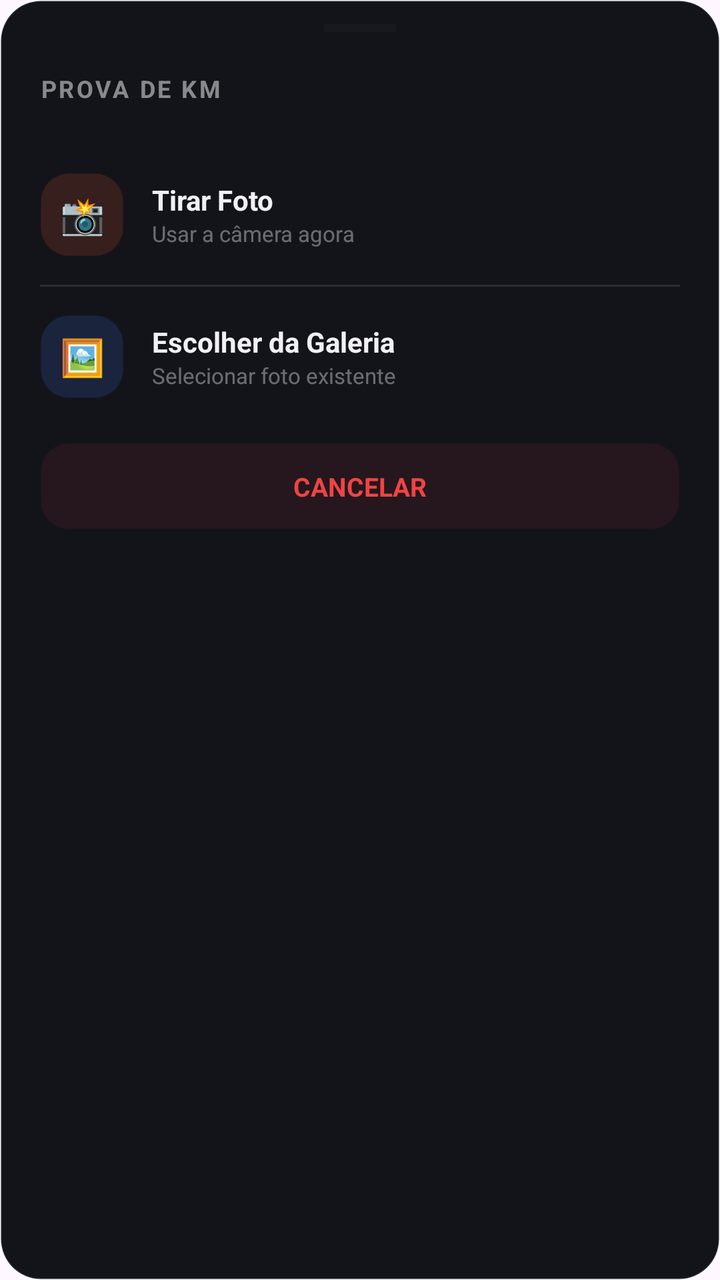
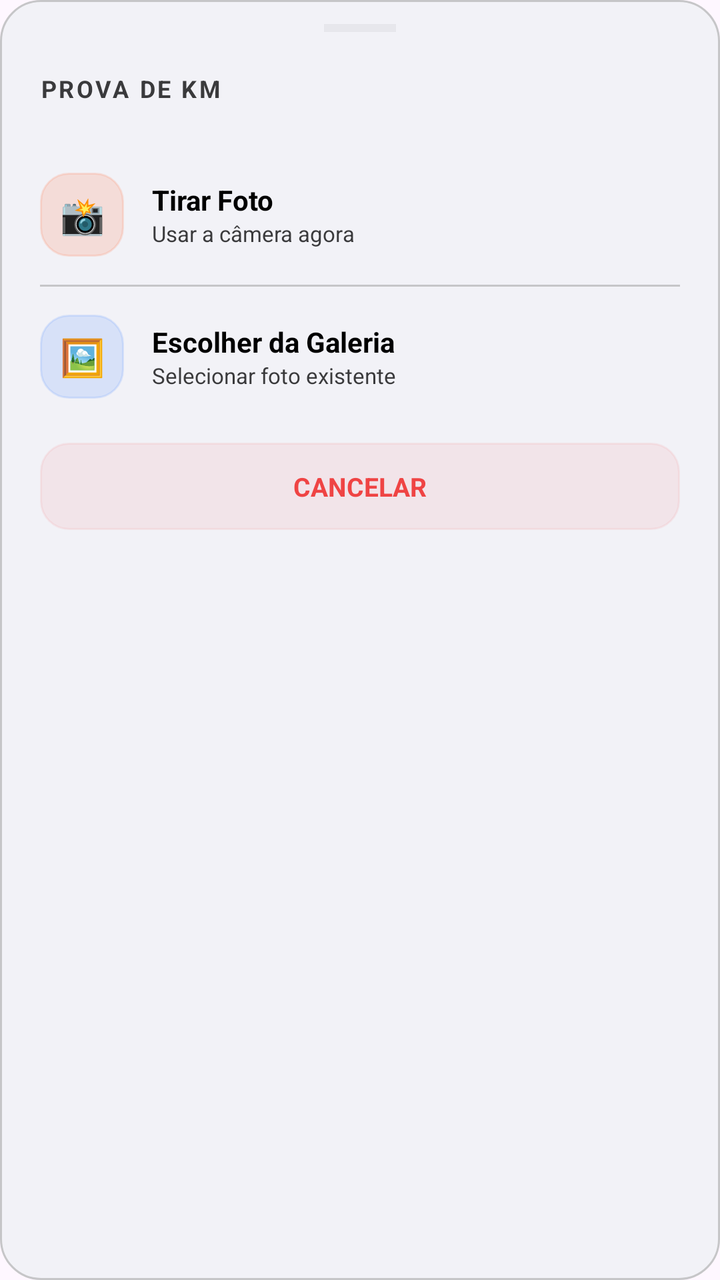

An Android layout rendered at two revisions. The XML below is the earlier revision; the diff shows what the commit changed to produce the second picture.
<!-- AndroidManifest.xml: application theme Theme.ControleKM -->
<!-- res/layout/layout_bottom_sheet_km.xml -->
<?xml version="1.0" encoding="utf-8"?>
<LinearLayout xmlns:android="http://schemas.android.com/apk/res/android"
    android:layout_width="match_parent"
    android:layout_height="wrap_content"
    android:background="@drawable/bg_card_modern"
    android:orientation="vertical"
    android:paddingBottom="24dp">

    
    <View
        android:layout_width="36dp"
        android:layout_height="4dp"
        android:layout_gravity="center_horizontal"
        android:layout_marginTop="12dp"
        android:background="#33FFFFFF"
        android:backgroundTint="@color/text_muted"
        android:alpha="0.3" />

    
    <TextView
        android:layout_width="wrap_content"
        android:layout_height="wrap_content"
        android:padding="20dp"
        android:text="PROVA DE KM"
        android:textColor="#80FFFFFF"
        android:textSize="12sp"
        android:textStyle="bold"
        android:letterSpacing="0.1" />

    
    <LinearLayout
        android:id="@+id/btnBsCamera"
        android:layout_width="match_parent"
        android:layout_height="wrap_content"
        android:background="?attr/selectableItemBackground"
        android:clickable="true"
        android:focusable="true"
        android:gravity="center_vertical"
        android:orientation="horizontal"
        android:paddingHorizontal="20dp"
        android:paddingVertical="14dp">

        <TextView
            android:layout_width="42dp"
            android:layout_height="42dp"
            android:background="@drawable/bg_button_modern"
            android:backgroundTint="#26FF5C2B"
            android:gravity="center"
            android:text="📸"
            android:textSize="18sp" />

        <LinearLayout
            android:layout_width="0dp"
            android:layout_height="wrap_content"
            android:layout_weight="1"
            android:layout_marginStart="14dp"
            android:orientation="vertical">

            <TextView
                android:layout_width="wrap_content"
                android:layout_height="wrap_content"
                android:text="Tirar Foto"
                android:textColor="#F0F0F5"
                android:textSize="14sp"
                android:textStyle="bold" />

            <TextView
                android:layout_width="wrap_content"
                android:layout_height="wrap_content"
                android:text="Usar a câmera agora"
                android:textColor="#66F0F0F5"
                android:textSize="11sp" />
        </LinearLayout>
    </LinearLayout>

    <View
        android:layout_width="match_parent"
        android:layout_height="1dp"
        android:layout_marginHorizontal="20dp"
        android:background="#1AFFFFFF" />

    
    <LinearLayout
        android:id="@+id/btnBsGaleria"
        android:layout_width="match_parent"
        android:layout_height="wrap_content"
        android:background="?attr/selectableItemBackground"
        android:clickable="true"
        android:focusable="true"
        android:gravity="center_vertical"
        android:orientation="horizontal"
        android:paddingHorizontal="20dp"
        android:paddingVertical="14dp">

        <TextView
            android:layout_width="42dp"
            android:layout_height="42dp"
            android:background="@drawable/bg_button_modern"
            android:backgroundTint="#263D7FFF"
            android:gravity="center"
            android:text="🖼️"
            android:textSize="18sp" />

        <LinearLayout
            android:layout_width="0dp"
            android:layout_height="wrap_content"
            android:layout_weight="1"
            android:layout_marginStart="14dp"
            android:orientation="vertical">

            <TextView
                android:layout_width="wrap_content"
                android:layout_height="wrap_content"
                android:text="Escolher da Galeria"
                android:textColor="#F0F0F5"
                android:textSize="14sp"
                android:textStyle="bold" />

            <TextView
                android:layout_width="wrap_content"
                android:layout_height="wrap_content"
                android:text="Selecionar foto existente"
                android:textColor="#66F0F0F5"
                android:textSize="11sp" />
        </LinearLayout>
    </LinearLayout>

    
    <TextView
        android:id="@+id/btnBsCancelar"
        android:layout_width="match_parent"
        android:layout_height="wrap_content"
        android:layout_marginHorizontal="20dp"
        android:layout_marginTop="8dp"
        android:background="@drawable/bg_button_modern"
        android:backgroundTint="#14EF4444"
        android:gravity="center"
        android:padding="13dp"
        android:text="CANCELAR"
        android:textColor="#EF4444"
        android:textSize="13sp"
        android:textStyle="bold" />

</LinearLayout>
<!-- resources referenced by this layout -->
<resources>
  <color name="text_muted">#66F0F0F5</color>
  <!-- drawable bg_button_modern (drawable) -->
  <?xml version="1.0" encoding="utf-8"?>
  <ripple xmlns:android="http://schemas.android.com/apk/res/android"
      android:color="#20FFFFFF">
      <item>
          <shape android:shape="rectangle">
              <solid android:color="@color/surface" />
              <corners android:radius="14dp" />
              <stroke android:width="1dp" android:color="@color/border_color" />
          </shape>
      </item>
  </ripple>
  <!-- drawable bg_card_modern (drawable) -->
  <?xml version="1.0" encoding="utf-8"?>
  <shape xmlns:android="http://schemas.android.com/apk/res/android">
      <solid android:color="@color/surface" />
      <corners android:radius="20dp" />
      <stroke android:width="1dp" android:color="@color/border_color" />
  </shape>
  <style name="Theme.ControleKM" parent="Base.Theme.ControleKM">
          <item name="bottomSheetDialogTheme">@style/CustomBottomSheetDialog</item>
      </style>
  <color name="surface">#13131A</color>
  <color name="border_color">#14FFFFFF</color>
  <style name="Base.Theme.ControleKM" parent="Theme.Material3.DayNight.NoActionBar">
          
          
      </style>
  <style name="CustomBottomSheetDialog" parent="Theme.Design.Light.BottomSheetDialog">
          <item name="bottomSheetStyle">@style/CustomBottomSheetStyle</item>
      </style>
  <style name="CustomBottomSheetStyle" parent="Widget.Design.BottomSheet.Modal">
          <item name="android:background">@android:color/transparent</item>
      </style>
</resources>

<!-- the commit's change to res/layout/layout_bottom_sheet_km.xml (unified diff, before → after) -->
@@ -22,7 +22,7 @@
         android:layout_height="wrap_content"
         android:padding="20dp"
         android:text="PROVA DE KM"
-        android:textColor="#80FFFFFF"
+        android:textColor="@color/text_muted"
         android:textSize="12sp"
         android:textStyle="bold"
         android:letterSpacing="0.1" />
@@ -60,7 +60,7 @@
                 android:layout_width="wrap_content"
                 android:layout_height="wrap_content"
                 android:text="Tirar Foto"
-                android:textColor="#F0F0F5"
+                android:textColor="@color/text_main"
                 android:textSize="14sp"
                 android:textStyle="bold" />
 
@@ -68,7 +68,7 @@
                 android:layout_width="wrap_content"
                 android:layout_height="wrap_content"
                 android:text="Usar a câmera agora"
-                android:textColor="#66F0F0F5"
+                android:textColor="@color/text_muted"
                 android:textSize="11sp" />
         </LinearLayout>
     </LinearLayout>
@@ -77,7 +77,7 @@
         android:layout_width="match_parent"
         android:layout_height="1dp"
         android:layout_marginHorizontal="20dp"
-        android:background="#1AFFFFFF" />
+        android:background="@color/border_color" />
 
     
     <LinearLayout
@@ -112,7 +112,7 @@
                 android:layout_width="wrap_content"
                 android:layout_height="wrap_content"
                 android:text="Escolher da Galeria"
-                android:textColor="#F0F0F5"
+                android:textColor="@color/text_main"
                 android:textSize="14sp"
                 android:textStyle="bold" />
 
@@ -120,7 +120,7 @@
                 android:layout_width="wrap_content"
                 android:layout_height="wrap_content"
                 android:text="Selecionar foto existente"
-                android:textColor="#66F0F0F5"
+                android:textColor="@color/text_muted"
                 android:textSize="11sp" />
         </LinearLayout>
     </LinearLayout>
<!-- resource entries referenced after the edit -->
@@ -1,6 +1,6 @@
 <!-- resources referenced by this layout -->
 <resources>
-  <color name="text_muted">#66F0F0F5</color>
+  <color name="text_muted">#3A3A3C</color>
   <!-- drawable bg_button_modern (drawable) -->
   <?xml version="1.0" encoding="utf-8"?>
   <ripple xmlns:android="http://schemas.android.com/apk/res/android"
@@ -23,8 +23,9 @@
   <style name="Theme.ControleKM" parent="Base.Theme.ControleKM">
           <item name="bottomSheetDialogTheme">@style/CustomBottomSheetDialog</item>
       </style>
-  <color name="surface">#13131A</color>
-  <color name="border_color">#14FFFFFF</color>
+  <color name="surface">#F2F2F7</color>
+  <color name="border_color">#C6C6C8</color>
+  <color name="text_main">#000000</color>
   <style name="Base.Theme.ControleKM" parent="Theme.Material3.DayNight.NoActionBar">
           
           
